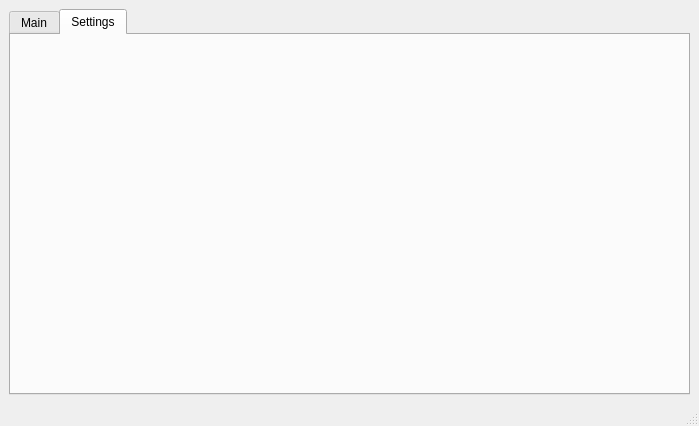
Qt form mainwindow.ui (Rukakuka/Serializer) before a commit.
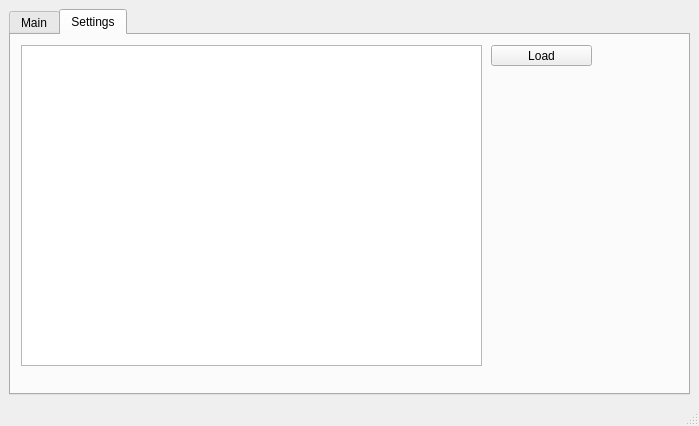
The same form after that commit. The open tabs and pages were chosen to show the change.

What changed in the file:
```diff
--- a/mainwindow.ui
+++ b/mainwindow.ui
@@ -301,6 +301,35 @@
        <attribute name="title">
         <string>Settings</string>
        </attribute>
+       <widget class="QTableView" name="tableCurrentConfig">
+        <property name="geometry">
+         <rect>
+          <x>10</x>
+          <y>10</y>
+          <width>461</width>
+          <height>321</height>
+         </rect>
+        </property>
+        <property name="font">
+         <font>
+          <family>Courier New</family>
+          <pointsize>8</pointsize>
+         </font>
+        </property>
+       </widget>
+       <widget class="QPushButton" name="btnLoadConfig">
+        <property name="geometry">
+         <rect>
+          <x>480</x>
+          <y>10</y>
+          <width>101</width>
+          <height>21</height>
+         </rect>
+        </property>
+        <property name="text">
+         <string>Load</string>
+        </property>
+       </widget>
       </widget>
      </widget>
     </item>
```
Left out of the diff: 2 changed lines with no effect on the pictures.
